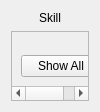
Old version of the form Forms/jobperson.ui in the repository Sobrah/Linkedin.
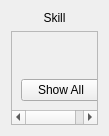
New version of the form.

Diff of the .ui file:
```diff
--- a/Forms/jobperson.ui
+++ b/Forms/jobperson.ui
@@ -6,8 +6,8 @@
    <rect>
     <x>0</x>
     <y>0</y>
-    <width>100</width>
-    <height>111</height>
+    <width>109</width>
+    <height>136</height>
    </rect>
   </property>
   <layout class="QVBoxLayout" name="verticalLayout">
@@ -31,8 +31,8 @@
        <rect>
         <x>0</x>
         <y>0</y>
-        <width>93</width>
-        <height>52</height>
+        <width>115</width>
+        <height>64</height>
        </rect>
       </property>
       <layout class="QVBoxLayout" name="jobLayout">
```
Left out of the diff: 3 changed lines with no effect on the pictures.
